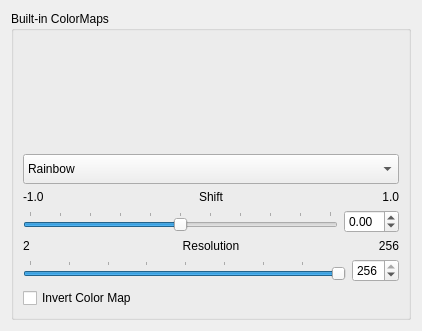
SCIInstitute/SCIRun, file src/Interface/Modules/Visualization/CreateStandardColorMap.ui: the form before one commit.
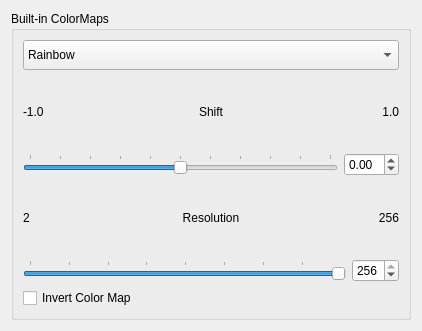
The form after the commit.

Commit message: Even better: use QGraphicsScene

Patch:
```diff
--- a/src/Interface/Modules/Visualization/CreateStandardColorMap.ui
+++ b/src/Interface/Modules/Visualization/CreateStandardColorMap.ui
@@ -35,19 +35,6 @@
       <string>Built-in ColorMaps</string>
      </property>
      <layout class="QVBoxLayout" name="verticalLayout">
-      <item>
-       <spacer name="verticalSpacer">
-        <property name="orientation">
-         <enum>Qt::Vertical</enum>
-        </property>
-        <property name="sizeHint" stdset="0">
-         <size>
-          <width>20</width>
-          <height>40</height>
-         </size>
-        </property>
-       </spacer>
-      </item>
       <item>
        <widget class="QComboBox" name="colorMapNameComboBox_">
         <property name="minimumSize">
```
The commit also changes 2 other files.
